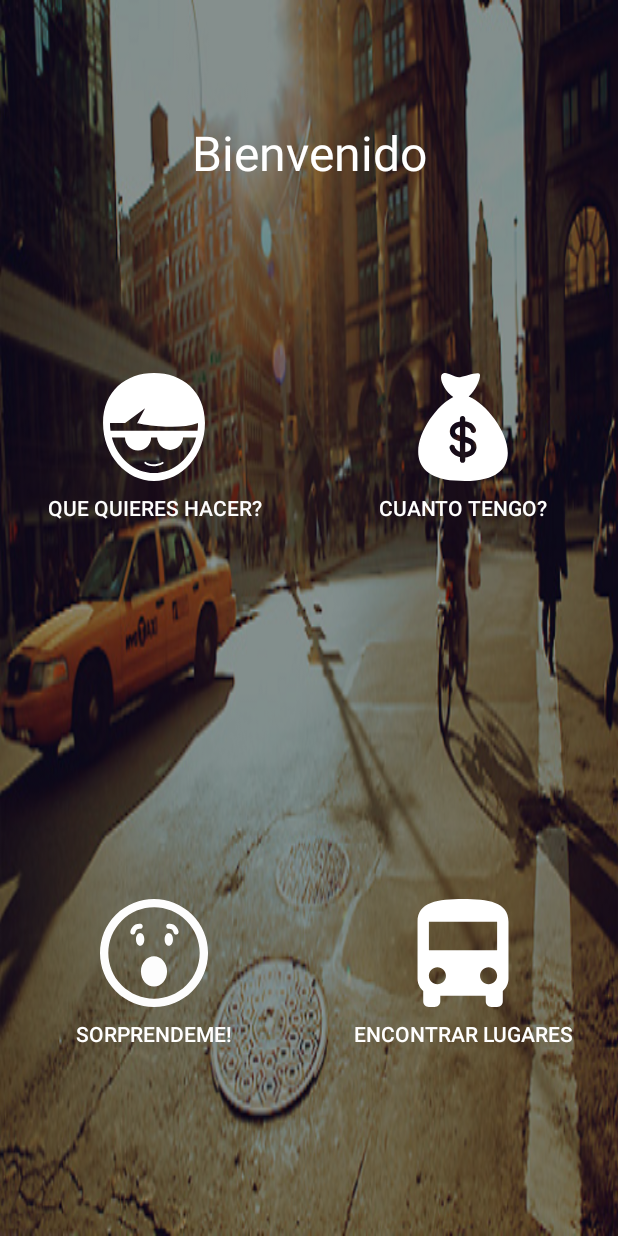
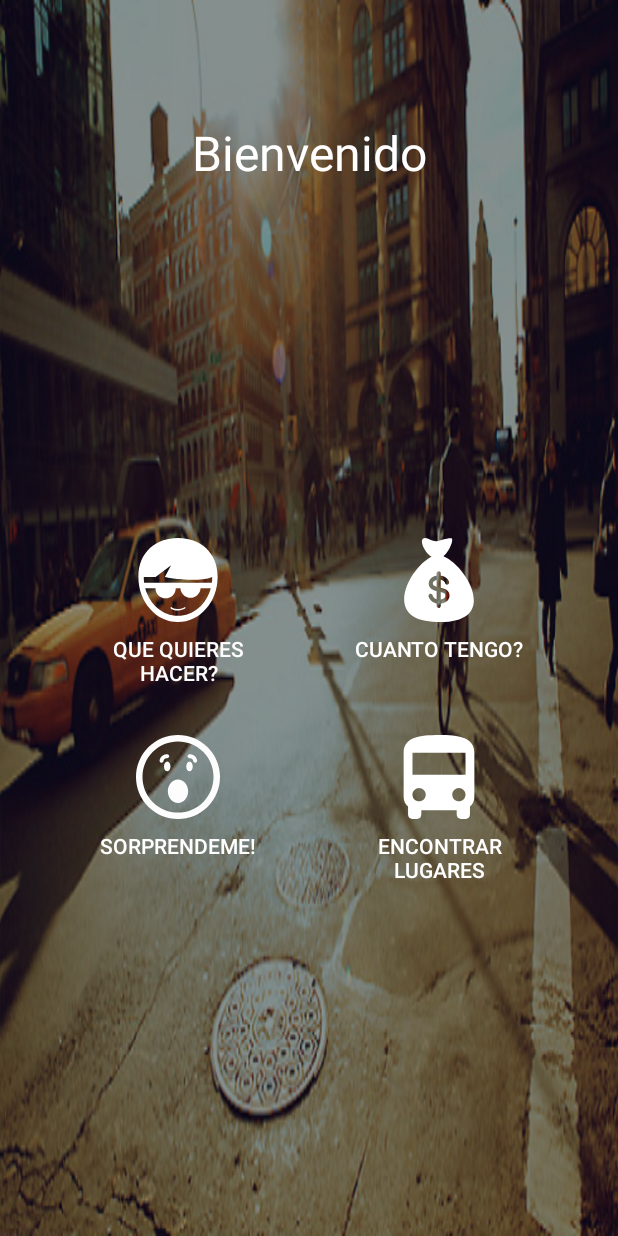
Before and after one commit to miguelcg88/miguelApp, an Android app: the layout activity_main.xml on its own in the app's theme, with its tools: preview values and no code run, on a phone screen of 412 x 824 dp. Run offline under Robolectric (Android 15) with nearby library versions, the phone set to English and light mode, and no system bars.

Commit message:
Changed to new icons

```diff
--- a/app/src/main/res/drawable/ic_dinero.xml
+++ b/app/src/main/res/drawable/ic_dinero.xml
@@ -1,5 +1,5 @@
-<vector android:height="72dp" android:viewportHeight="424.98"
-    android:viewportWidth="424.98" android:width="72dp" xmlns:android="http://schemas.android.com/apk/res/android">
+<vector android:height="56dp" android:viewportHeight="424.98"
+    android:viewportWidth="424.98" android:width="56dp" xmlns:android="http://schemas.android.com/apk/res/android">
     <path android:fillColor="#FF000000" android:pathData="M241.4,282.3c-1.6,-1.7 -3.6,-3 -5.7,-4.1c-4.5,-2.4 -9.5,-3.8 -14.4,-5.1v38c8,-0.9 17.1,-3.8 21.3,-11.2l0,0c2,-3.6 2.4,-7.9 1.6,-11.9C243.8,285.9 242.9,283.9 241.4,282.3z"/>
     <path android:fillColor="#FF000000" android:pathData="M242.6,300c0,-0 0,-0 0,-0.1l0,0C242.6,299.9 242.6,299.9 242.6,300z"/>
     <path android:fillColor="#FF000000" android:pathData="M184,221.5c-1.4,2 -2.2,4.3 -2.5,6.7c-0.2,2.4 -0.1,5.1 0.8,7.4c0.9,2.2 2.7,3.8 4.6,5.1c2.1,1.4 4.5,2.6 6.8,3.5c2,0.8 4.2,1.6 6.7,2.3v-34.4C194.3,213.4 187.7,216.2 184,221.5z"/>
--- a/app/src/main/res/drawable/ic_encontrar_lugares_svg.xml
+++ b/app/src/main/res/drawable/ic_encontrar_lugares_svg.xml
@@ -1,4 +1,4 @@
-<vector android:height="72dp" android:viewportHeight="484.5"
-    android:viewportWidth="484.5" android:width="72dp" xmlns:android="http://schemas.android.com/apk/res/android">
+<vector android:height="56dp" android:viewportHeight="484.5"
+    android:viewportWidth="484.5" android:width="56dp" xmlns:android="http://schemas.android.com/apk/res/android">
     <path android:fillColor="#FF000000" android:pathData="M38.3,357c0,23 10.2,43.3 25.5,56.1V459c0,15.3 10.2,25.5 25.5,25.5h25.5c15.3,0 25.5,-10.2 25.5,-25.5v-25.5h204V459c0,15.3 10.2,25.5 25.5,25.5h25.5c15.3,0 25.5,-10.2 25.5,-25.5v-45.9c15.3,-12.8 25.5,-33.1 25.5,-56.1V102c0,-89.3 -91.8,-102 -204,-102s-204,12.8 -204,102V357zM127.5,382.5c-20.4,0 -38.3,-17.9 -38.3,-38.3S107.1,306 127.5,306s38.3,17.9 38.3,38.3S147.9,382.5 127.5,382.5zM357,382.5c-20.4,0 -38.3,-17.9 -38.3,-38.3S336.6,306 357,306s38.3,17.9 38.3,38.3S377.4,382.5 357,382.5zM395.3,229.5h-306V102h306V229.5z"/>
 </vector>
--- /dev/null
+++ b/app/src/main/res/drawable/ic_facebook1.xml
@@ -0,0 +1,4 @@
+<vector android:height="32dp" android:viewportHeight="90.0"
+    android:viewportWidth="90.0" android:width="32dp" xmlns:android="http://schemas.android.com/apk/res/android">
+    <path android:fillColor="#FF000000" android:pathData="M90,15C90,7.12 82.88,0 75,0H15C7.12,0 0,7.12 0,15v60C0,82.88 7.12,90 15,90H45V56H34V41h11v-5.84C45,25.08 52.57,16 61.88,16H74v15H61.88C60.55,31 59,32.61 59,35.02V41h15v15H59v34h16c7.88,0 15,-7.12 15,-15V15z"/>
+</vector>
--- /dev/null
+++ b/app/src/main/res/drawable/ic_location1.xml
@@ -0,0 +1,4 @@
+<vector android:height="32dp" android:viewportHeight="430.114"
+    android:viewportWidth="430.114" android:width="32dp" xmlns:android="http://schemas.android.com/apk/res/android">
+    <path android:fillColor="#FF000000" android:pathData="M356.2,107.1c-1.5,-5.7 -4.6,-11.9 -6.9,-17.2C321.7,23.7 261.6,0 213.1,0C148.1,0 76.5,43.6 66.9,133.4v18.4c0,0.8 0.3,7.6 0.6,11.1c5.4,42.8 39.1,88.3 64.4,131.1c27.1,45.9 55.3,91 83.2,136.1c17.2,-29.4 34.4,-59.3 51.2,-87.9c4.6,-8.4 9.9,-16.8 14.5,-24.9c3.1,-5.3 8.9,-10.7 11.6,-15.7c27.1,-49.7 70.8,-99.8 70.8,-149.1v-20.3C363.2,126.9 356.6,108.2 356.2,107.1zM214.2,199.2c-19.1,0 -40,-9.6 -50.3,-35.9c-1.5,-4.2 -1.4,-12.6 -1.4,-13.4v-11.9c0,-33.6 28.6,-48.9 53.4,-48.9c30.6,0 54.2,24.5 54.2,55.1C270.1,174.7 244.8,199.2 214.2,199.2z"/>
+</vector>
--- a/app/src/main/res/drawable/ic_que_hacer.xml
+++ b/app/src/main/res/drawable/ic_que_hacer.xml
@@ -1,4 +1,4 @@
-<vector android:height="72dp" android:viewportHeight="23.838"
-    android:viewportWidth="23.838" android:width="72dp" xmlns:android="http://schemas.android.com/apk/res/android">
+<vector android:height="56dp" android:viewportHeight="23.838"
+    android:viewportWidth="23.838" android:width="56dp" xmlns:android="http://schemas.android.com/apk/res/android">
     <path android:fillColor="#010002" android:pathData="M11.92,0C5.717,0 0.672,3.98 0.672,11.038c0,7.057 5.045,12.8 11.248,12.8s11.247,-5.743 11.247,-12.8C23.167,3.98 18.123,0 11.92,0zM5.554,11.038l4.402,-3.274l-1.761,3.303c0,0 8.721,1.813 13.442,-0.028c0,0.576 -0.039,1.143 -0.113,1.695H2.315c-0.073,-0.553 -0.114,-1.119 -0.114,-1.695L5.554,11.038L5.554,11.038zM11.92,22.098c-4.386,0 -8.092,-3.305 -9.301,-7.847h2.905c0,1.588 1.288,2.879 2.877,2.879c1.591,0 2.879,-1.291 2.879,-2.879h1.325c0.084,1.513 1.329,2.718 2.863,2.718s2.776,-1.205 2.861,-2.718h2.89C20.01,18.793 16.305,22.098 11.92,22.098zM13.794,19.627c-2.315,1.172 -3.7,0.032 -3.715,0.02C10,19.581 9.891,19.606 9.835,19.704c-0.055,0.098 -0.033,0.23 0.046,0.298c0.039,0.036 0.706,0.591 1.884,0.591c0.593,0 1.32,-0.143 2.161,-0.565c0.089,-0.049 0.133,-0.173 0.095,-0.282C13.984,19.635 13.882,19.58 13.794,19.627z"/>
 </vector>
--- a/app/src/main/res/drawable/ic_sorprendeme.xml
+++ b/app/src/main/res/drawable/ic_sorprendeme.xml
@@ -1,4 +1,4 @@
-<vector android:height="72dp" android:viewportHeight="106.059"
-    android:viewportWidth="106.059" android:width="72dp" xmlns:android="http://schemas.android.com/apk/res/android">
+<vector android:height="56dp" android:viewportHeight="106.059"
+    android:viewportWidth="106.059" android:width="56dp" xmlns:android="http://schemas.android.com/apk/res/android">
     <path android:fillColor="#FF000000" android:pathData="M15.52,15.51C-5.17,36.2 -5.17,69.86 15.52,90.55c20.68,20.68 54.34,20.68 75.03,-0c20.69,-20.68 20.68,-54.34 0,-75.02C69.86,-5.17 36.2,-5.17 15.52,15.51zM84.76,84.76c-17.49,17.49 -45.96,17.5 -63.46,0c-17.5,-17.5 -17.5,-45.97 0,-63.46C38.8,3.81 67.26,3.8 84.76,21.3C102.25,38.79 102.25,67.26 84.76,84.76zM39.44,45.87c-2.26,0 -4.09,-2.78 -4.09,-6.2c0,-3.42 1.83,-6.2 4.09,-6.2c2.26,0 4.09,2.78 4.09,6.2C43.53,43.1 41.7,45.87 39.44,45.87zM34.74,32.9c-0.21,1.22 -1.27,2.08 -2.46,2.08c-0.14,0 -0.28,-0.01 -0.43,-0.04c-1.36,-0.23 -2.27,-1.53 -2.04,-2.89c0.51,-2.93 3.17,-8.33 9.83,-7.79c1.38,0.11 2.4,1.32 2.29,2.7c-0.11,1.38 -1.3,2.4 -2.7,2.29C35.54,28.93 34.81,32.49 34.74,32.9zM71.65,39.67c0,3.43 -1.83,6.2 -4.09,6.2c-2.26,0 -4.09,-2.78 -4.09,-6.2c0,-3.42 1.83,-6.2 4.09,-6.2C69.82,33.47 71.65,36.25 71.65,39.67zM77.18,32.04c0.23,1.36 -0.68,2.65 -2.04,2.89C75,34.96 74.86,34.97 74.72,34.97c-1.19,0 -2.25,-0.86 -2.46,-2.08c-0.07,-0.41 -0.8,-3.96 -4.49,-3.65c-1.4,0.11 -2.58,-0.91 -2.69,-2.29c-0.11,-1.38 0.91,-2.58 2.29,-2.7C74.01,23.71 76.68,29.11 77.18,32.04zM65.86,71.17c0,8.18 -5.76,14.84 -12.83,14.84s-12.83,-6.66 -12.83,-14.84c0,-8.18 5.76,-14.84 12.83,-14.84S65.86,62.99 65.86,71.17z"/>
 </vector>
--- a/app/src/main/res/layout/activity_main.xml
+++ b/app/src/main/res/layout/activity_main.xml
@@ -45,13 +45,14 @@
             android:layout_width="match_parent"
             android:layout_height="match_parent"
             android:layout_weight="1"
-            android:orientation="vertical">
+            android:orientation="vertical"
+            android:padding="32dp">
 
             <LinearLayout
                 android:layout_width="match_parent"
                 android:layout_height="match_parent"
                 android:layout_weight="1"
-                android:gravity="center_vertical"
+                android:gravity="bottom|center_horizontal"
                 app:layout_behavior="@string/appbar_scrolling_view_behavior"
                 tools:context="com.androxp.randika.main.MainActivity">
 
@@ -93,7 +94,7 @@
                 android:layout_width="match_parent"
                 android:layout_height="match_parent"
                 android:layout_weight="1"
-                android:gravity="center_vertical"
+                android:gravity="top|center_horizontal"
                 app:layout_behavior="@string/appbar_scrolling_view_behavior"
                 tools:context="com.androxp.randika.main.MainActivity">
 
--- a/app/src/main/res/layout/money.xml
+++ b/app/src/main/res/layout/money.xml
@@ -46,6 +46,7 @@
                 android:id="@+id/btn_price_twenty"
                 android:layout_width="match_parent"
                 android:layout_height="wrap_content"
+                android:layout_marginBottom="24dp"
                 android:background="#55000000"
                 android:clickable="true"
                 android:text="@string/text_message_20"
@@ -56,6 +57,7 @@
                 android:id="@+id/btn_price_fifty"
                 android:layout_width="match_parent"
                 android:layout_height="wrap_content"
+                android:layout_marginBottom="24dp"
                 android:background="#55000000"
                 android:clickable="true"
                 android:text="@string/text_message_50"
@@ -66,6 +68,7 @@
                 android:id="@+id/btn_unlimited_price"
                 android:layout_width="match_parent"
                 android:layout_height="wrap_content"
+                android:layout_marginBottom="24dp"
                 android:background="#55000000"
                 android:clickable="true"
                 android:text="@string/text_message_upper_100"
```
Also changed, not shown: app/src/main/java/com/miguel/angelcalderon/MoreInfo.java (+30 -0 lines), app/src/main/res/drawable/ic_champagne1.xml (added, +9 -0 lines), app/src/main/res/drawable/ic_dishes1.xml (added, +9 -0 lines), app/src/main/res/drawable/ic_earth1.xml (added, +9 -0 lines), app/src/main/res/layout/more_info.xml (+26 -24 lines), app/src/main/res/drawable/ic_champagne.png (added), app/src/main/res/drawable/ic_dishes_black.png (added), app/src/main/res/drawable/ic_facebook.png (added), app/src/main/res/drawable/ic_location.png (added), app/src/main/res/drawable/ic_world.png (added).
